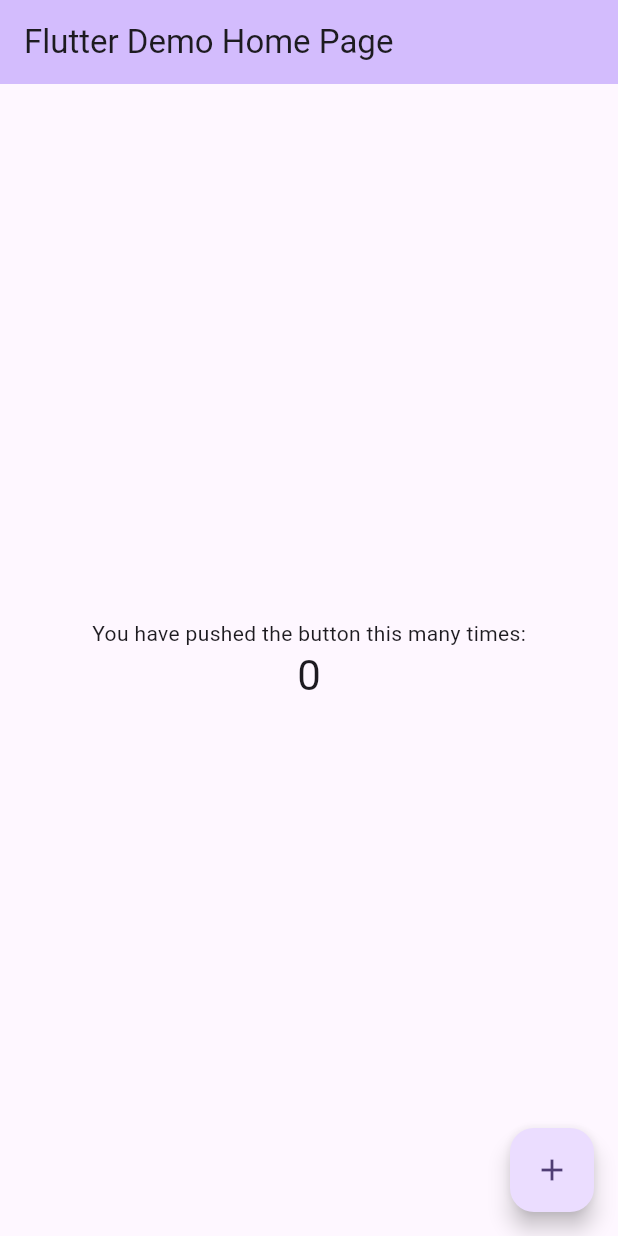
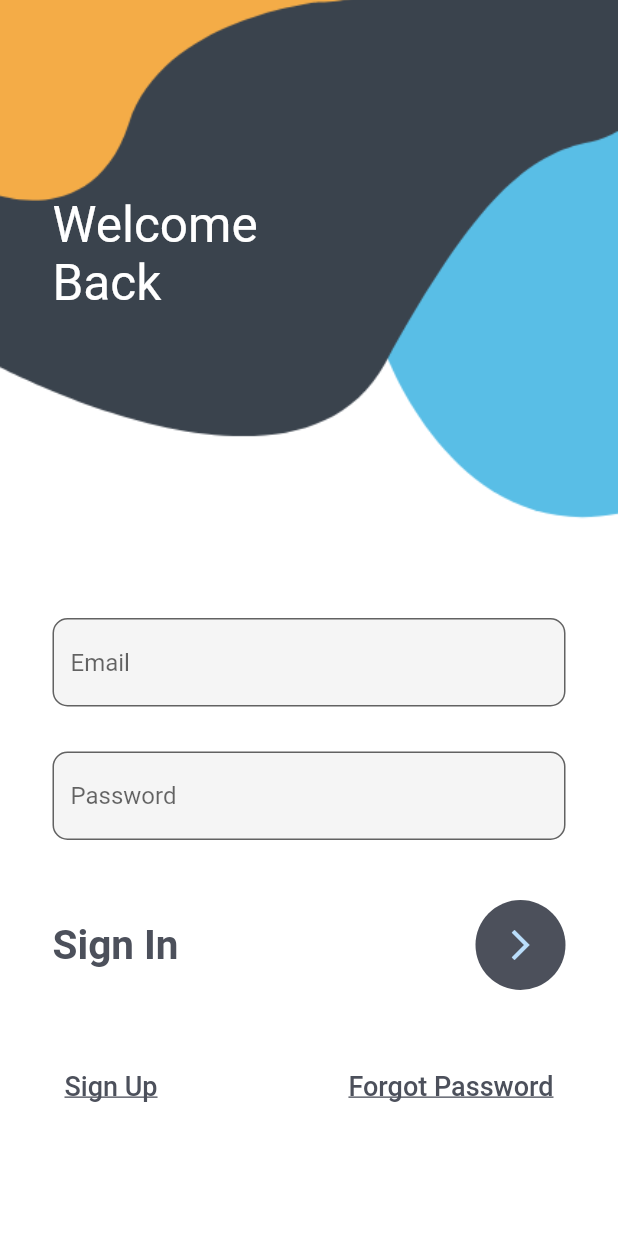
Before and after one commit to Sagar-Wadhwa-726/ByteBot, a Flutter app: the screen it shows after launch, on a phone screen of 412 x 824 dp. Run offline on Flutter 3.47's test engine with Material 2 defaults, Android fonts, the light colour scheme and no system bars; our stand-ins replace firebase_auth; accounts and stored records are empty.

Commit message:
Created Login and Sign Up Screens

```diff
--- /dev/null
+++ b/lib/login.dart
@@ -0,0 +1,129 @@
+// ignore_for_file: prefer_const_constructors, avoid_unnecessary_containers, prefer_const_literals_to_create_immutables
+
+import 'package:flutter/material.dart';
+
+class MyLogin extends StatefulWidget {
+  const MyLogin({super.key});
+
+  @override
+  State<MyLogin> createState() => _MyLoginState();
+}
+
+class _MyLoginState extends State<MyLogin> {
+  @override
+  Widget build(BuildContext context) {
+    return Container(
+      decoration: BoxDecoration(
+        image: DecorationImage(
+          image: AssetImage("assets/login.png"),
+          fit: BoxFit.cover,
+        ),
+      ),
+      child: Scaffold(
+        backgroundColor: Colors.transparent,
+        body: Stack(
+          children: [
+            Container(
+              padding: EdgeInsets.only(left: 35, top: 130),
+              child: Text(
+                "Welcome \nBack",
+                style: TextStyle(
+                  color: Colors.white,
+                  fontSize: 33,
+                ),
+              ),
+            ),
+            SingleChildScrollView(
+              child: Container(
+                padding: EdgeInsets.only(
+                    top: MediaQuery.of(context).size.height * 0.5,
+                    right: 35,
+                    left: 35),
+                child: Column(
+                  children: [
+                    TextField(
+                      decoration: InputDecoration(
+                        hintText: "Email",
+                        border: OutlineInputBorder(
+                            borderRadius: BorderRadius.circular(10)),
+                        fillColor: Colors.grey.shade100,
+                        filled: true,
+                      ),
+                    ),
+                    SizedBox(height: 30),
+                    TextField(
+                      obscureText: true,
+                      decoration: InputDecoration(
+                        hintText: "Password",
+                        border: OutlineInputBorder(
+                            borderRadius: BorderRadius.circular(10)),
+                        fillColor: Colors.grey.shade100,
+                        filled: true,
+                      ),
+                    ),
+                    SizedBox(
+                      height: 40,
+                    ),
+                    Row(
+                      mainAxisAlignment: MainAxisAlignment.spaceBetween,
+                      children: [
+                        Text(
+                          "Sign In",
+                          style: TextStyle(
+                            fontSize: 27,
+                            fontWeight: FontWeight.w700,
+                            color: Color(0xff4c505b),
+                          ),
+                        ),
+                        CircleAvatar(
+                          radius: 30,
+                          backgroundColor: Color(0xff4c505b),
+                          child: IconButton(
+                            onPressed: () {},
+                            icon: Icon(Icons.arrow_forward_ios),
+                          ),
+                        )
+                      ],
+                    ),
+                    SizedBox(
+                      height: 40,
+                    ),
+                    Row(
+                      mainAxisAlignment: MainAxisAlignment.spaceBetween,
+                      children: [
+                        TextButton(
+                          onPressed: () {
+                            Navigator.pushNamed(context, "register");
+                          },
+                          child: Text(
+                            "Sign Up",
+                            style: TextStyle(
+                              decoration: TextDecoration.underline,
+                              fontSize: 18,
+                              color: Color(0xff4c505b),
+                            ),
+                          ),
+                        ),
+                        TextButton(
+                          onPressed: () {},
+                          child: Text(
+                            "Forgot Password",
+                            style: TextStyle(
+                              decoration: TextDecoration.underline,
+                              fontSize: 18,
+                              color: Color(0xff4c505b),
+                            ),
+                          ),
+                        )
+                      ],
+                    )
+                  ],
+                ),
+              ),
+            )
+          ],
+        ),
+      ),
+    );
+  }
+}
--- a/lib/main.dart
+++ b/lib/main.dart
@@ -1,125 +1,19 @@
+// ignore_for_file: prefer_const_constructors
+
+import 'package:bytebot/login.dart';
+import 'package:bytebot/register.dart';
 import 'package:flutter/material.dart';
 
-void main() {
-  runApp(const MyApp());
+import 'home.dart';
+
+void main() async {
+  runApp(MaterialApp(
+    debugShowCheckedModeBanner: false,
+    initialRoute: "login",
+    routes: {
+      "login": (context) => MyLogin(),
+      "register": (context) => MyRegister(),
+      "home": (context) => Home(),
+    },
+  ));
 }
-
-class MyApp extends StatelessWidget {
-  const MyApp({super.key});
-
-  // This widget is the root of your application.
-  @override
-  Widget build(BuildContext context) {
-    return MaterialApp(
-      title: 'Flutter Demo',
-      theme: ThemeData(
-        // This is the theme of your application.
-        //
-        // TRY THIS: Try running your application with "flutter run". You'll see
-        // the application has a blue toolbar. Then, without quitting the app,
-        // try changing the seedColor in the colorScheme below to Colors.green
-        // and then invoke "hot reload" (save your changes or press the "hot
-        // reload" button in a Flutter-supported IDE, or press "r" if you used
-        // the command line to start the app).
-        //
-        // Notice that the counter didn't reset back to zero; the application
-        // state is not lost during the reload. To reset the state, use hot
-        // restart instead.
-        //
-        // This works for code too, not just values: Most code changes can be
-        // tested with just a hot reload.
-        colorScheme: ColorScheme.fromSeed(seedColor: Colors.deepPurple),
-        useMaterial3: true,
-      ),
-      home: const MyHomePage(title: 'Flutter Demo Home Page'),
-    );
-  }
-}
-
-class MyHomePage extends StatefulWidget {
-  const MyHomePage({super.key, required this.title});
-
-  // This widget is the home page of your application. It is stateful, meaning
-  // that it has a State object (defined below) that contains fields that affect
-  // how it looks.
-
-  // This class is the configuration for the state. It holds the values (in this
-  // case the title) provided by the parent (in this case the App widget) and
-  // used by the build method of the State. Fields in a Widget subclass are
-  // always marked "final".
-
-  final String title;
-
-  @override
-  State<MyHomePage> createState() => _MyHomePageState();
-}
-
-class _MyHomePageState extends State<MyHomePage> {
-  int _counter = 0;
-
-  void _incrementCounter() {
-    setState(() {
-      // This call to setState tells the Flutter framework that something has
-      // changed in this State, which causes it to rerun the build method below
-      // so that the display can reflect the updated values. If we changed
-      // _counter without calling setState(), then the build method would not be
-      // called again, and so nothing would appear to happen.
-      _counter++;
-    });
-  }
-
-  @override
-  Widget build(BuildContext context) {
-    // This method is rerun every time setState is called, for instance as done
-    // by the _incrementCounter method above.
-    //
-    // The Flutter framework has been optimized to make rerunning build methods
-    // fast, so that you can just rebuild anything that needs updating rather
-    // than having to individually change instances of widgets.
-    return Scaffold(
-      appBar: AppBar(
-        // TRY THIS: Try changing the color here to a specific color (to
-        // Colors.amber, perhaps?) and trigger a hot reload to see the AppBar
-        // change color while the other colors stay the same.
-        backgroundColor: Theme.of(context).colorScheme.inversePrimary,
-        // Here we take the value from the MyHomePage object that was created by
-        // the App.build method, and use it to set our appbar title.
-        title: Text(widget.title),
-      ),
-      body: Center(
-        // Center is a layout widget. It takes a single child and positions it
-        // in the middle of the parent.
-        child: Column(
-          // Column is also a layout widget. It takes a list of children and
-          // arranges them vertically. By default, it sizes itself to fit its
-          // children horizontally, and tries to be as tall as its parent.
-          //
-          // Column has various properties to control how it sizes itself and
-          // how it positions its children. Here we use mainAxisAlignment to
-          // center the children vertically; the main axis here is the vertical
-          // axis because Columns are vertical (the cross axis would be
-          // horizontal).
-          //
-          // TRY THIS: Invoke "debug painting" (choose the "Toggle Debug Paint"
-          // action in the IDE, or press "p" in the console), to see the
-          // wireframe for each widget.
-          mainAxisAlignment: MainAxisAlignment.center,
-          children: <Widget>[
-            const Text(
-              'You have pushed the button this many times:',
-            ),
-            Text(
-              '$_counter',
-              style: Theme.of(context).textTheme.headlineMedium,
-            ),
-          ],
-        ),
-      ),
-      floatingActionButton: FloatingActionButton(
-        onPressed: _incrementCounter,
-        tooltip: 'Increment',
-        child: const Icon(Icons.add),
-      ), // This trailing comma makes auto-formatting nicer for build methods.
-    );
-  }
-}
```
Also changed, not shown: lib/home.dart (added, +18 -0 lines), lib/register.dart (added, +206 -0 lines), pubspec.yaml (+7 -7 lines), assets/login.png (added), assets/register.png (added), pubspec.lock, 5 other files.
